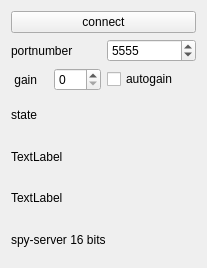
This is sources/devices/spy-server-16/spyserver-widget.ui in JvanKatwijk/qt-dab as Qt 5 draws it before an edit. The edited form follows.
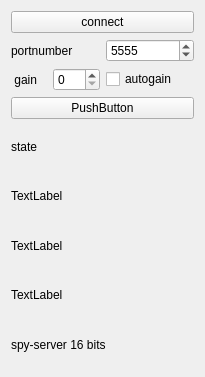
This is the edited form.

What changed in the file:
```diff
--- a/sources/devices/spy-server-16/spyserver-widget.ui
+++ b/sources/devices/spy-server-16/spyserver-widget.ui
@@ -6,8 +6,8 @@
    <rect>
     <x>0</x>
     <y>0</y>
-    <width>207</width>
-    <height>268</height>
+    <width>205</width>
+    <height>377</height>
    </rect>
   </property>
   <property name="windowTitle">
@@ -75,6 +75,13 @@
      </item>
     </layout>
    </item>
+   <item>
+    <widget class="QPushButton" name="xml_dumpButton">
+     <property name="text">
+      <string>PushButton</string>
+     </property>
+    </widget>
+   </item>
    <item>
     <widget class="QLabel" name="theState">
      <property name="text">
@@ -96,6 +103,13 @@
      </property>
     </widget>
    </item>
+   <item>
+    <widget class="QLabel" name="rateLabel">
+     <property name="text">
+      <string>TextLabel</string>
+     </property>
+    </widget>
+   </item>
    <item>
     <widget class="QLabel" name="label">
      <property name="toolTip">
```
